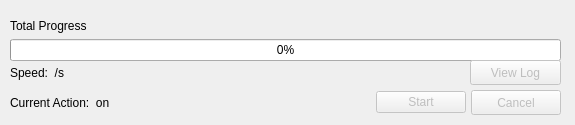
Old version of the form Cryptonite/encryptui.ui in the repository FakeEmperor/Cryptonite.
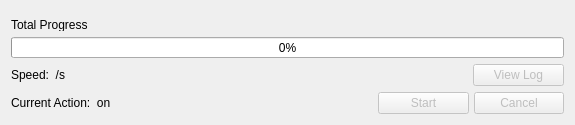
New version of the form.

The edit to the form file:
```diff
--- a/Cryptonite/encryptui.ui
+++ b/Cryptonite/encryptui.ui
@@ -13,15 +13,8 @@
   <property name="windowTitle">
    <string>Form</string>
   </property>
-  <widget class="QWidget" name="verticalLayoutWidget">
-   <property name="geometry">
-    <rect>
-     <x>10</x>
-     <y>10</y>
-     <width>551</width>
-     <height>51</height>
-    </rect>
-   </property>
+  <layout class="QGridLayout" name="gridLayout">
+   <item row="0" column="0">
    <layout class="QVBoxLayout" name="verticalLayout" stretch="1,2,3">
     <item>
      <spacer name="verticalSpacer">
@@ -66,16 +59,47 @@
      </widget>
     </item>
    </layout>
-  </widget>
-  <widget class="QWidget" name="horizontalLayoutWidget">
-   <property name="geometry">
-    <rect>
-     <x>10</x>
-     <y>90</y>
-     <width>551</width>
-     <height>25</height>
-    </rect>
-   </property>
+   </item>
+   <item row="1" column="0">
+    <layout class="QHBoxLayout" name="horizontalLayout_2" stretch="5,1">
+     <property name="spacing">
+      <number>5</number>
+     </property>
+     <property name="sizeConstraint">
+      <enum>QLayout::SetDefaultConstraint</enum>
+     </property>
+     <item>
+      <widget class="QLabel" name="lblSpeed">
+       <property name="text">
+        <string>Speed: &lt;value&gt; &lt;scale&gt;/s</string>
+       </property>
+      </widget>
+     </item>
+     <item>
+      <widget class="QPushButton" name="btnLog">
+       <property name="enabled">
+        <bool>false</bool>
+       </property>
+       <property name="sizePolicy">
+        <sizepolicy hsizetype="Ignored" vsizetype="Minimum">
+         <horstretch>0</horstretch>
+         <verstretch>0</verstretch>
+        </sizepolicy>
+       </property>
+       <property name="text">
+        <string>View Log</string>
+       </property>
+       <property name="autoDefault">
+        <bool>false</bool>
+       </property>
+       <property name="default">
+        <bool>false</bool>
+       </property>
+      </widget>
+     </item>
+    </layout>
+   </item>
+   <item row="2" column="0">
    <layout class="QHBoxLayout" name="horizontalLayout" stretch="4,1,1">
     <property name="spacing">
      <number>5</number>
@@ -132,54 +156,8 @@
      </widget>
     </item>
    </layout>
-  </widget>
-  <widget class="QWidget" name="horizontalLayoutWidget_2">
-   <property name="geometry">
-    <rect>
-     <x>10</x>
-     <y>60</y>
-     <width>551</width>
-     <height>25</height>
-    </rect>
-   </property>
-   <layout class="QHBoxLayout" name="horizontalLayout_2" stretch="5,1">
-    <property name="spacing">
-     <number>5</number>
-    </property>
-    <property name="sizeConstraint">
-     <enum>QLayout::SetDefaultConstraint</enum>
-    </property>
-    <item>
-     <widget class="QLabel" name="lblSpeed">
-      <property name="text">
-       <string>Speed: &lt;value&gt; &lt;scale&gt;/s</string>
-      </property>
-     </widget>
-    </item>
-    <item>
-     <widget class="QPushButton" name="btnLog">
-      <property name="enabled">
-       <bool>false</bool>
-      </property>
-      <property name="sizePolicy">
-       <sizepolicy hsizetype="Ignored" vsizetype="Minimum">
-        <horstretch>0</horstretch>
-        <verstretch>0</verstretch>
-       </sizepolicy>
-      </property>
-      <property name="text">
-       <string>View Log</string>
-      </property>
-      <property name="autoDefault">
-       <bool>false</bool>
-      </property>
-      <property name="default">
-       <bool>false</bool>
-      </property>
-     </widget>
-    </item>
-   </layout>
-  </widget>
+   </item>
+  </layout>
  </widget>
  <resources/>
  <connections/>
```
Lines whose indentation alone changed are shown as unchanged.
